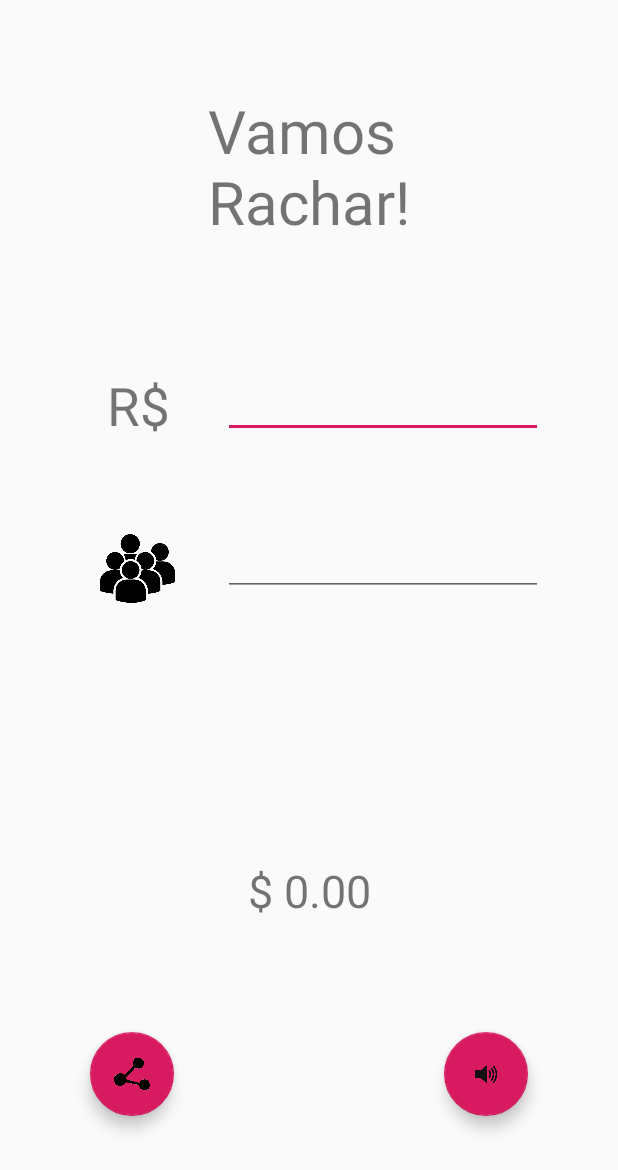
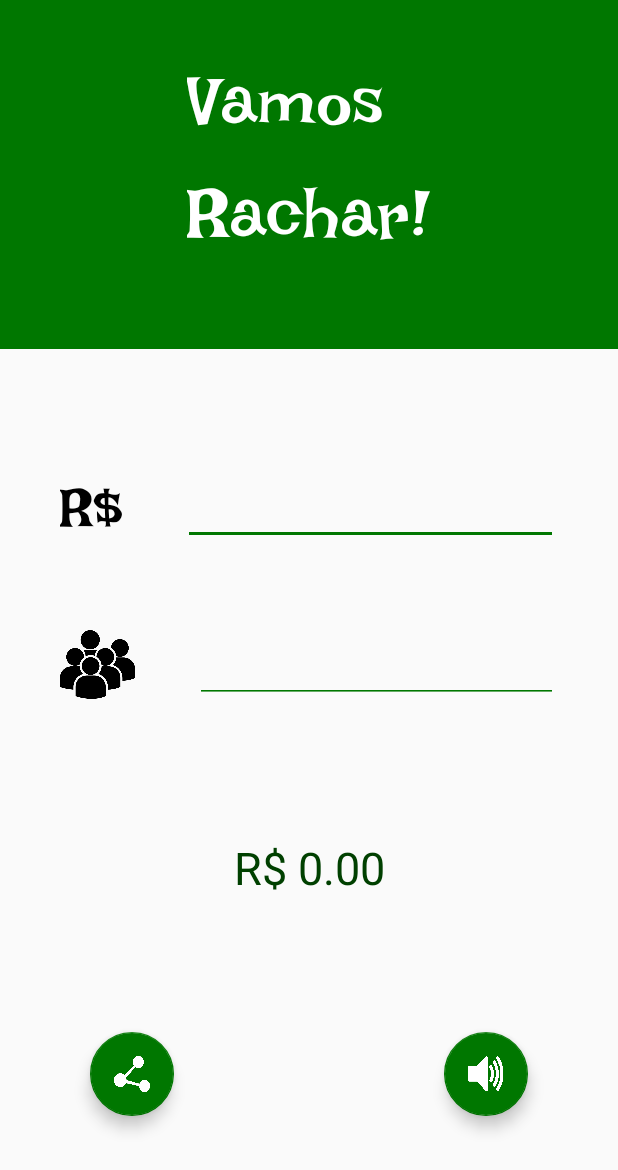
Before and after one commit to tibet-teixeira/mobile-projects, an Android app: the screen it shows after launch (MainActivity), on a phone screen of 412 x 824 dp. Shown: the top 1170 px of the screen. Run offline under Robolectric (Android 15) with nearby library versions, the phone set to English and light mode, and no system bars.

Commit message:
App finished It updates fonts and improviments the design

```diff
--- a/VamosRachar/app/src/main/java/tesky/vamosrachar/MainActivity.java
+++ b/VamosRachar/app/src/main/java/tesky/vamosrachar/MainActivity.java
@@ -26,6 +26,8 @@ public class MainActivity extends AppCompatActivity implements TextWatcher {
     private double value = 0.0;
     private int people = 0;
     private double result = 0;
+    private DecimalFormat df = new DecimalFormat("0.00");
+
 
     EditText totalValue;
     EditText numPeople;
@@ -43,15 +45,15 @@ public class MainActivity extends AppCompatActivity implements TextWatcher {
 
         Objects.requireNonNull(getSupportActionBar()).hide();
 
-        totalValue = (EditText) findViewById(R.id.totalValue);
-        numPeople = (EditText) findViewById(R.id.numPeople);
-        valuePerPerson = (TextView) findViewById(R.id.valuePerPerson);
+        totalValue = findViewById(R.id.totalValue);
+        numPeople = findViewById(R.id.numPeople);
+        valuePerPerson = findViewById(R.id.valuePerPerson);
 
-        shareButton = (FloatingActionButton) findViewById(R.id.shareButton);
-        voiceButton = (FloatingActionButton) findViewById(R.id.voiceButton);
+        shareButton = findViewById(R.id.shareButton);
+        voiceButton = findViewById(R.id.voiceButton);
 
 
-        valuePerPerson.setText("$ 0.00");
+        valuePerPerson.setText("R$ 0.00");
         totalValue.addTextChangedListener(this);
         numPeople.addTextChangedListener(this);
 
@@ -59,7 +61,8 @@ public class MainActivity extends AppCompatActivity implements TextWatcher {
             @Override
             public void onInit(int status) {
                 if (status != TextToSpeech.ERROR) {
-                    tts.setLanguage(Locale.US);
+                    Locale localeBR = new Locale("pt", "BR");
+                    tts.setLanguage(localeBR);
                 }
             }
         });
@@ -67,17 +70,16 @@ public class MainActivity extends AppCompatActivity implements TextWatcher {
         voiceButton.setOnClickListener(new View.OnClickListener() {
             @Override
             public void onClick(View v) {
-                String dollars = String.valueOf(Math.floor(result));
+                String dollars = String.valueOf((int) Math.floor(result));
                 String cents = String.valueOf((int) ((result - Math.floor(result)) * 100));
                 String text;
 
                 if (cents.equals("0")) {
-                    text = dollars + " dollars";
+                    text = dollars + " reais";
                 } else if (dollars.equals("0.0")) {
-                    text = cents + " cents";
-
+                    text = cents + " centavos";
                 } else {
-                    text = dollars + " dollars and " + cents + " cents";
+                    text = dollars + " reais e " + cents + " centavos";
 
                 }
                 tts.speak(text, TextToSpeech.QUEUE_FLUSH, null, null);
@@ -90,7 +92,7 @@ public class MainActivity extends AppCompatActivity implements TextWatcher {
             public void onClick(View v) {
                 Intent intent = new Intent(Intent.ACTION_SEND);
                 intent.setType("text/plain");
-                intent.putExtra(Intent.EXTRA_TEXT, getString(R.string.share_message) + result);
+                intent.putExtra(Intent.EXTRA_TEXT, getString(R.string.share_message) + df.format(result));
                 startActivity(intent);
             }
         });
@@ -113,15 +115,13 @@ public class MainActivity extends AppCompatActivity implements TextWatcher {
             people = Integer.parseInt(numPeople.getText().toString());
 
             if ((value != 0) && (people != 0)) {
-                DecimalFormat df = new DecimalFormat("0.00");
-
                 BigDecimal bd = new BigDecimal(value / people).setScale(2, RoundingMode.HALF_UP);
                 result = bd.doubleValue();
 
-                valuePerPerson.setText("$ " + df.format(result));
+                valuePerPerson.setText("R$ " + df.format(result));
             }
         } catch (Exception e) {
-            valuePerPerson.setText("$ 0.00");
+            valuePerPerson.setText("R$ 0.00");
             result = 0;
         }
     }
--- a/VamosRachar/app/src/main/res/layout/activity_main.xml
+++ b/VamosRachar/app/src/main/res/layout/activity_main.xml
@@ -6,77 +6,97 @@
     android:layout_height="match_parent"
     tools:context=".MainActivity">
 
-    <TextView
-        android:id="@+id/textView"
-        android:layout_width="wrap_content"
+    <LinearLayout
+        android:id="@+id/LinearLayout1"
+        android:layout_width="match_parent"
         android:layout_height="wrap_content"
-        android:layout_marginTop="60dp"
-        android:text="@string/home_screen_title"
-        android:textSize="40sp"
+        android:orientation="vertical"
+        android:background="@color/colorPrimary"
         app:layout_constraintEnd_toEndOf="parent"
-        app:layout_constraintHorizontal_bias="00.5"
         app:layout_constraintStart_toStartOf="parent"
-        app:layout_constraintTop_toTopOf="parent" />
+        app:layout_constraintTop_toTopOf="parent">
+
+        <TextView
+            android:id="@+id/textView"
+            android:layout_width="wrap_content"
+            android:layout_height="wrap_content"
+            android:layout_marginTop="40dp"
+            android:textColor="@android:color/white"
+            android:layout_marginBottom="40dp"
+            android:layout_gravity="center"
+            android:fontFamily="@font/lakkireddy_regular"
+            android:text="@string/home_screen_title"
+            android:textSize="45sp" />
+    </LinearLayout>
 
     <TextView
         android:id="@+id/textView2"
         android:layout_width="wrap_content"
         android:layout_height="wrap_content"
-        android:layout_marginStart="50dp"
+        android:layout_marginStart="40dp"
         android:layout_marginTop="85dp"
+        android:fontFamily="@font/lakkireddy_regular"
         android:text="R$"
+        android:textColor="@android:color/black"
         android:textSize="35sp"
-        app:layout_constraintEnd_toStartOf="@+id/totalValue"
-        app:layout_constraintHorizontal_bias="0.378"
         app:layout_constraintStart_toStartOf="parent"
-        app:layout_constraintTop_toBottomOf="@+id/textView" />
+        app:layout_constraintTop_toBottomOf="@+id/LinearLayout1" />
 
     <EditText
         android:id="@+id/totalValue"
-        android:layout_width="wrap_content"
+        android:layout_width="0dp"
         android:layout_height="wrap_content"
+        android:layout_marginStart="40dp"
         android:layout_marginTop="85dp"
-        android:layout_marginEnd="50dp"
+        android:layout_marginEnd="40dp"
+        android:backgroundTint="@color/colorPrimary"
         android:digits="1234567890."
         android:ems="10"
         android:inputType="number"
+        android:textColorHighlight="@color/colorPrimary"
+        android:textColorLink="@color/colorPrimary"
         app:layout_constraintEnd_toEndOf="parent"
-        app:layout_constraintTop_toBottomOf="@+id/textView" />
+        app:layout_constraintStart_toEndOf="@+id/textView2"
+        app:layout_constraintTop_toBottomOf="@+id/LinearLayout1" />
 
     <ImageView
         android:id="@+id/imageView"
         android:layout_width="50dp"
         android:layout_height="50dp"
-        android:layout_marginStart="50dp"
-        android:layout_marginTop="60dp"
-        app:layout_constraintEnd_toStartOf="@+id/numPeople"
-        app:layout_constraintHorizontal_bias="0.338"
+        android:layout_marginStart="40dp"
+        android:layout_marginTop="40dp"
         app:layout_constraintStart_toStartOf="parent"
         app:layout_constraintTop_toBottomOf="@+id/textView2"
         app:srcCompat="@drawable/people_icon" />
 
     <EditText
         android:id="@+id/numPeople"
-        android:layout_width="wrap_content"
+        android:layout_width="0dp"
         android:layout_height="wrap_content"
+        android:layout_marginStart="40dp"
         android:layout_marginTop="60dp"
-        android:layout_marginEnd="50dp"
+        android:layout_marginEnd="40dp"
+        android:backgroundTint="@color/colorPrimary"
         android:digits="1234567890"
         android:ems="10"
         android:inputType="number"
+        android:textColorHighlight="@color/colorPrimary"
+        android:textColorLink="@color/colorPrimary"
         app:layout_constraintEnd_toEndOf="parent"
+        app:layout_constraintStart_toEndOf="@+id/imageView"
         app:layout_constraintTop_toBottomOf="@+id/totalValue" />
 
     <TextView
         android:id="@+id/valuePerPerson"
         android:layout_width="wrap_content"
         android:layout_height="wrap_content"
-        android:layout_marginBottom="210dp"
+        android:text="ValuePerPerson"
+        android:textColor="@color/colorValuePerPerson"
         android:textSize="30sp"
-        android:text="ValuePerPeron"
-        app:layout_constraintBottom_toBottomOf="parent"
+        app:layout_constraintBottom_toTopOf="@+id/shareButton"
         app:layout_constraintEnd_toEndOf="parent"
-        app:layout_constraintStart_toStartOf="parent" />
+        app:layout_constraintStart_toStartOf="parent"
+        app:layout_constraintTop_toBottomOf="@+id/numPeople" />
 
     <com.google.android.material.floatingactionbutton.FloatingActionButton
         android:id="@+id/shareButton"
@@ -84,7 +104,9 @@
         android:layout_height="wrap_content"
         android:layout_marginStart="60dp"
         android:layout_marginBottom="80dp"
+        android:backgroundTint="@color/colorPrimary"
         android:clickable="true"
+        app:backgroundTint="@color/colorPrimary"
         app:layout_constraintBottom_toBottomOf="parent"
         app:layout_constraintStart_toStartOf="parent"
         app:srcCompat="@drawable/share_icon" />
@@ -95,7 +117,9 @@
         android:layout_height="wrap_content"
         android:layout_marginEnd="60dp"
         android:layout_marginBottom="80dp"
+        android:backgroundTint="@color/colorPrimary"
         android:clickable="true"
+        app:backgroundTint="@color/colorPrimary"
         app:layout_constraintBottom_toBottomOf="parent"
         app:layout_constraintEnd_toEndOf="parent"
         app:srcCompat="@drawable/song_icon" />
--- a/VamosRachar/app/src/main/res/values/colors.xml
+++ b/VamosRachar/app/src/main/res/values/colors.xml
@@ -1,6 +1,7 @@
 <?xml version="1.0" encoding="utf-8"?>
 <resources>
-    <color name="colorPrimary">#008577</color>
+    <color name="colorPrimary">#007700</color>
+    <color name="colorValuePerPerson">#004000</color>
     <color name="colorPrimaryDark">#00574B</color>
     <color name="colorAccent">#D81B60</color>
 </resources>
--- a/VamosRachar/app/src/main/res/values/strings.xml
+++ b/VamosRachar/app/src/main/res/values/strings.xml
@@ -1,5 +1,5 @@
 <resources>
     <string name="app_name">Vamos Rachar</string>
     <string name="home_screen_title">Vamos\nRachar!</string>
-    <string name="share_message">Valor pago por cada pessoa é $ </string>
+    <string name="share_message">Valor pago por cada pessoa é R$ </string>
 </resources>
```
Also changed, not shown: VamosRachar/app/src/main/res/drawable/share_icon.png, VamosRachar/app/src/main/res/drawable/song_icon.png, VamosRachar/app/src/main/res/font/condiment_regular.ttf (added), VamosRachar/app/src/main/res/font/lakkireddy_regular.ttf (added), VamosRachar/app/src/main/res/font/sedgwickave_regular.ttf (added).
